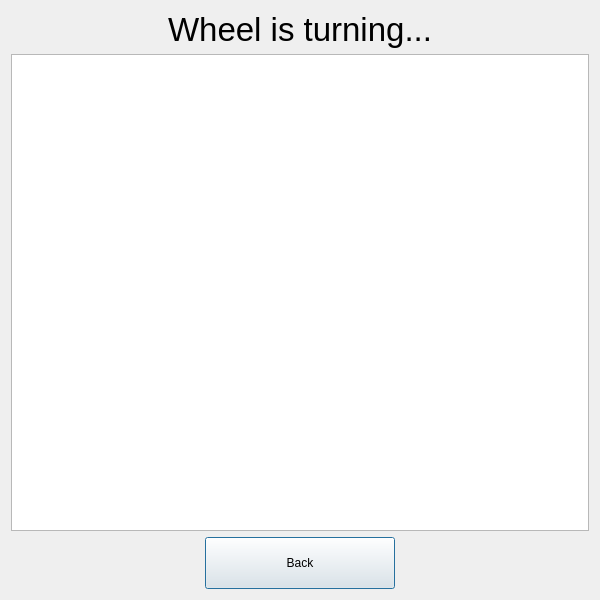
Above: blue-app/ui/FortuneWheel.ui from matus-u/sz-bluetooth before the change. Below: the same form after it.
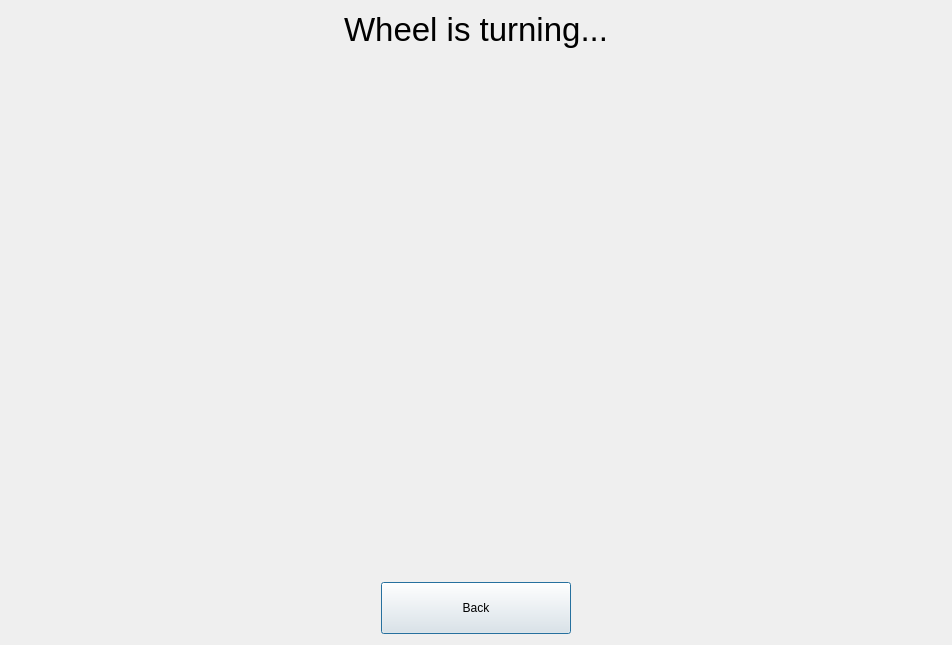
That is the form after the change. Icons and pictures are not drawn.

Commit message: implement wheel turn on images in labels

What changed in the file:
```diff
--- a/blue-app/ui/FortuneWheel.ui
+++ b/blue-app/ui/FortuneWheel.ui
@@ -6,8 +6,8 @@
    <rect>
     <x>0</x>
     <y>0</y>
-    <width>600</width>
-    <height>600</height>
+    <width>952</width>
+    <height>645</height>
    </rect>
   </property>
   <property name="windowTitle">
@@ -32,7 +32,106 @@
       </widget>
      </item>
      <item>
-      <widget class="QGraphicsView" name="graphicsView"/>
+      <widget class="QWidget" name="widget" native="true">
+       <property name="sizePolicy">
+        <sizepolicy hsizetype="Expanding" vsizetype="Expanding">
+         <horstretch>0</horstretch>
+         <verstretch>0</verstretch>
+        </sizepolicy>
+       </property>
+       <widget class="QLabel" name="leftLabel">
+        <property name="geometry">
+         <rect>
+          <x>0</x>
+          <y>180</y>
+          <width>151</width>
+          <height>131</height>
+         </rect>
+        </property>
+        <property name="sizePolicy">
+         <sizepolicy hsizetype="Fixed" vsizetype="Fixed">
+          <horstretch>0</horstretch>
+          <verstretch>0</verstretch>
+         </sizepolicy>
+        </property>
+        <property name="text">
+         <string/>
+        </property>
+        <property name="margin">
+         <number>0</number>
+        </property>
+       </widget>
+       <widget class="QLabel" name="centerLabel">
+        <property name="geometry">
+         <rect>
+          <x>309</x>
+          <y>90</y>
+          <width>301</width>
+          <height>291</height>
+         </rect>
+        </property>
+        <property name="text">
+         <string/>
+        </property>
+        <property name="margin">
+         <number>0</number>
+        </property>
+       </widget>
+       <widget class="QLabel" name="midLeftLabel">
+        <property name="geometry">
+         <rect>
+          <x>130</x>
+          <y>130</y>
+          <width>201</width>
+          <height>201</height>
+         </rect>
+        </property>
+        <property name="text">
+         <string/>
+        </property>
+        <property name="margin">
+         <number>0</number>
+        </property>
+       </widget>
+       <widget class="QLabel" name="rigthLabel">
+        <property name="geometry">
+         <rect>
+          <x>780</x>
+          <y>180</y>
+          <width>151</width>
+          <height>131</height>
+         </rect>
+        </property>
+        <property name="sizePolicy">
+         <sizepolicy hsizetype="Fixed" vsizetype="Fixed">
+          <horstretch>0</horstretch>
+          <verstretch>0</verstretch>
+         </sizepolicy>
+        </property>
+        <property name="text">
+         <string/>
+        </property>
+        <property name="margin">
+         <number>0</number>
+        </property>
+       </widget>
+       <widget class="QLabel" name="midRigthLabel">
+        <property name="geometry">
+         <rect>
+          <x>590</x>
+          <y>130</y>
+          <width>211</width>
+          <height>201</height>
+         </rect>
+        </property>
+        <property name="text">
+         <string/>
+        </property>
+        <property name="margin">
+         <number>0</number>
+        </property>
+       </widget>
+      </widget>
      </item>
      <item>
       <layout class="QHBoxLayout" name="horizontalLayout_2">
```
The commit also changes 5 other files.
